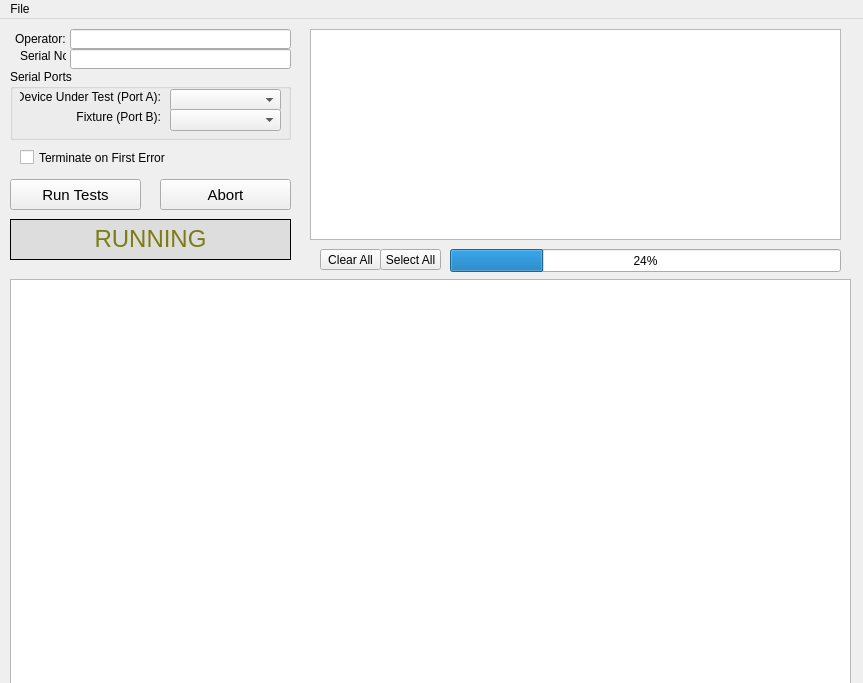
First picture: the form in mainwindow.ui, repository jamesgpeterson/VapothermTest, before the edit.
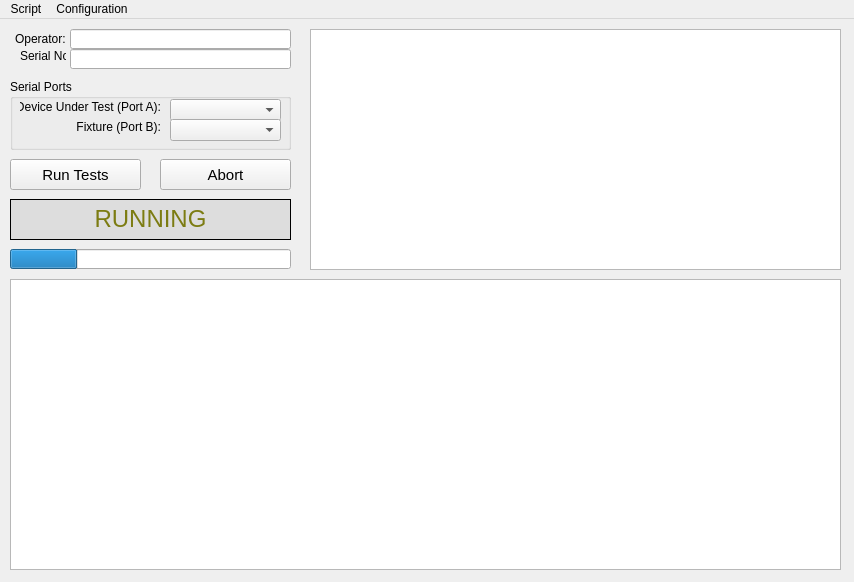
Second picture: the form after the edit.

```diff
--- a/mainwindow.ui
+++ b/mainwindow.ui
@@ -6,8 +6,8 @@
    <rect>
     <x>0</x>
     <y>0</y>
-    <width>863</width>
-    <height>683</height>
+    <width>854</width>
+    <height>582</height>
    </rect>
   </property>
   <property name="windowTitle">
@@ -18,7 +18,7 @@
     <property name="geometry">
      <rect>
       <x>10</x>
-      <y>160</y>
+      <y>140</y>
       <width>131</width>
       <height>31</height>
      </rect>
@@ -39,7 +39,7 @@
     <property name="geometry">
      <rect>
       <x>10</x>
-      <y>50</y>
+      <y>60</y>
       <width>281</width>
       <height>71</height>
      </rect>
@@ -111,8 +111,8 @@
      <rect>
       <x>10</x>
       <y>260</y>
-      <width>841</width>
-      <height>411</height>
+      <width>831</width>
+      <height>291</height>
      </rect>
     </property>
     <property name="font">
@@ -132,7 +132,7 @@
       <x>310</x>
       <y>10</y>
       <width>531</width>
-      <height>211</height>
+      <height>241</height>
      </rect>
     </property>
    </widget>
@@ -192,7 +192,7 @@
     <property name="geometry">
      <rect>
       <x>160</x>
-      <y>160</y>
+      <y>140</y>
       <width>131</width>
       <height>31</height>
      </rect>
@@ -213,7 +213,7 @@
     <property name="geometry">
      <rect>
       <x>10</x>
-      <y>200</y>
+      <y>180</y>
       <width>281</width>
       <height>41</height>
      </rect>
@@ -239,69 +239,33 @@
      <set>Qt::AlignCenter</set>
     </property>
    </widget>
-   <widget class="QPushButton" name="pushButtonSelectAll">
-    <property name="geometry">
-     <rect>
-      <x>380</x>
-      <y>230</y>
-      <width>61</width>
-      <height>21</height>
-     </rect>
-    </property>
-    <property name="toolTip">
-     <string>&lt;html&gt;&lt;head/&gt;&lt;body&gt;&lt;p&gt;Checks all tests.&lt;/p&gt;&lt;p&gt;Only checks will be run.&lt;/p&gt;&lt;/body&gt;&lt;/html&gt;</string>
-    </property>
-    <property name="text">
-     <string>Select All</string>
-    </property>
-   </widget>
-   <widget class="QPushButton" name="pushButton">
-    <property name="geometry">
-     <rect>
-      <x>320</x>
-      <y>230</y>
-      <width>61</width>
-      <height>21</height>
-     </rect>
-    </property>
-    <property name="toolTip">
-     <string>&lt;html&gt;&lt;head/&gt;&lt;body&gt;&lt;p&gt;Unchecks all tests.&lt;/p&gt;&lt;p&gt;Unchecked tests will not be run.&lt;/p&gt;&lt;/body&gt;&lt;/html&gt;</string>
-    </property>
-    <property name="text">
-     <string>Clear All</string>
-    </property>
-   </widget>
-   <widget class="QCheckBox" name="checkBoxTerminateOnError">
-    <property name="geometry">
-     <rect>
-      <x>20</x>
-      <y>130</y>
-      <width>161</width>
-      <height>17</height>
-     </rect>
-    </property>
-    <property name="toolTip">
-     <string>&lt;html&gt;&lt;head/&gt;&lt;body&gt;&lt;p&gt;When checked the tests will terminate when the first error is encountered.&lt;/p&gt;&lt;/body&gt;&lt;/html&gt;</string>
-    </property>
-    <property name="text">
-     <string>Terminate on First Error</string>
-    </property>
-   </widget>
    <widget class="QProgressBar" name="progressBarTests">
     <property name="geometry">
      <rect>
-      <x>450</x>
+      <x>10</x>
       <y>230</y>
-      <width>391</width>
-      <height>23</height>
+      <width>281</width>
+      <height>20</height>
      </rect>
     </property>
     <property name="toolTip">
      <string>&lt;html&gt;&lt;head/&gt;&lt;body&gt;&lt;p&gt;Percent of tests complete&lt;/p&gt;&lt;/body&gt;&lt;/html&gt;</string>
     </property>
+    <property name="layoutDirection">
+     <enum>Qt::RightToLeft</enum>
+    </property>
     <property name="value">
      <number>24</number>
     </property>
+    <property name="textVisible">
+     <bool>false</bool>
+    </property>
+    <property name="orientation">
+     <enum>Qt::Horizontal</enum>
+    </property>
+    <property name="invertedAppearance">
+     <bool>true</bool>
+    </property>
    </widget>
   </widget>
   <widget class="QMenuBar" name="menuBar">
@@ -309,17 +273,28 @@
     <rect>
      <x>0</x>
      <y>0</y>
-     <width>863</width>
+     <width>854</width>
      <height>21</height>
     </rect>
    </property>
    <widget class="QMenu" name="menuOptions">
     <property name="title">
-     <string>File</string>
+     <string>Script</string>
     </property>
     <addaction name="actionLoad_Script"/>
+    <addaction name="actionSelect_All_Tests"/>
+    <addaction name="actionClear_All_Tests"/>
+   </widget>
+   <widget class="QMenu" name="menuConfiguration">
+    <property name="title">
+     <string>Configuration</string>
+    </property>
+    <addaction name="actionTerminate_on_first_error"/>
+    <addaction name="actionValidate_serial_number"/>
+    <addaction name="actionValidate_serial_connections"/>
    </widget>
    <addaction name="menuOptions"/>
+   <addaction name="menuConfiguration"/>
   </widget>
   <action name="actionLoad_Script">
    <property name="text">
```
Left out of the diff: 156 changed lines with no effect on the pictures.
